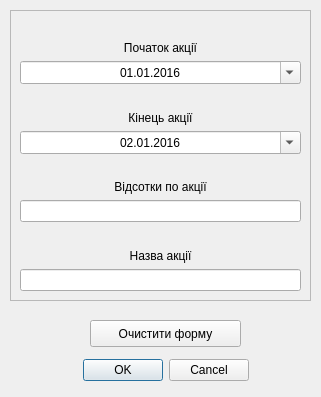
Old version of the form dialog_actions.ui in the repository landrew31/db_course_work.
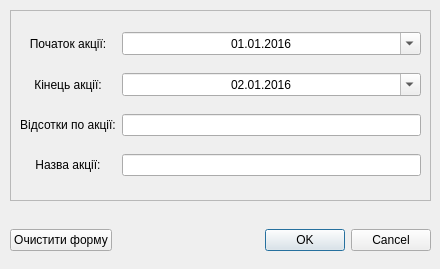
New version of the form.

Patch:
```diff
--- a/dialog_actions.ui
+++ b/dialog_actions.ui
@@ -6,8 +6,8 @@
    <rect>
     <x>0</x>
     <y>0</y>
-    <width>321</width>
-    <height>397</height>
+    <width>440</width>
+    <height>269</height>
    </rect>
   </property>
   <property name="windowTitle">
@@ -16,32 +16,13 @@
   <property name="modal">
    <bool>true</bool>
   </property>
-  <widget class="QDialogButtonBox" name="buttonBox">
-   <property name="geometry">
-    <rect>
-     <x>20</x>
-     <y>350</y>
-     <width>291</width>
-     <height>41</height>
-    </rect>
-   </property>
-   <property name="orientation">
-    <enum>Qt::Horizontal</enum>
-   </property>
-   <property name="standardButtons">
-    <set>QDialogButtonBox::Cancel|QDialogButtonBox::Ok</set>
-   </property>
-   <property name="centerButtons">
-    <bool>true</bool>
-   </property>
-  </widget>
   <widget class="QFrame" name="frame">
    <property name="geometry">
     <rect>
      <x>10</x>
      <y>10</y>
-     <width>301</width>
-     <height>291</height>
+     <width>421</width>
+     <height>191</height>
     </rect>
    </property>
    <property name="frameShape">
@@ -55,73 +36,26 @@
      <rect>
       <x>10</x>
       <y>10</y>
-      <width>281</width>
-      <height>271</height>
+      <width>401</width>
+      <height>171</height>
      </rect>
     </property>
-    <layout class="QGridLayout" name="gridLayout">
-     <item row="6" column="0">
-      <widget class="QLabel" name="label_4">
-       <property name="text">
-        <string>Назва акції</string>
-       </property>
-       <property name="alignment">
-        <set>Qt::AlignBottom|Qt::AlignHCenter</set>
-       </property>
-      </widget>
-     </item>
-     <item row="4" column="0">
-      <widget class="QLabel" name="label_3">
-       <property name="text">
-        <string>Відсотки по акції</string>
-       </property>
-       <property name="alignment">
-        <set>Qt::AlignBottom|Qt::AlignHCenter</set>
-       </property>
-      </widget>
-     </item>
-     <item row="5" column="0">
-      <widget class="QLineEdit" name="action_percent_field">
-       <property name="layoutDirection">
-        <enum>Qt::LeftToRight</enum>
-       </property>
-       <property name="alignment">
-        <set>Qt::AlignCenter</set>
-       </property>
-      </widget>
-     </item>
-     <item row="3" column="0">
-      <widget class="QDateEdit" name="stop_action_date">
-       <property name="alignment">
-        <set>Qt::AlignCenter</set>
-       </property>
-       <property name="displayFormat">
-        <string>dd.MM.yyyy</string>
-       </property>
-       <property name="calendarPopup">
-        <bool>true</bool>
-       </property>
-       <property name="date">
-        <date>
-         <year>2016</year>
-         <month>1</month>
-         <day>2</day>
-        </date>
-       </property>
-      </widget>
-     </item>
-     <item row="2" column="0">
-      <widget class="QLabel" name="label_2">
-       <property name="text">
-        <string>Кінець акції</string>
-       </property>
-       <property name="alignment">
-        <set>Qt::AlignBottom|Qt::AlignHCenter</set>
-       </property>
-      </widget>
-     </item>
+    <layout class="QGridLayout" name="gridLayout_2">
      <item row="1" column="0">
+      <widget class="QLabel" name="label_2">
+       <property name="text">
+        <string>Кінець акції:</string>
+       </property>
+       <property name="alignment">
+        <set>Qt::AlignCenter</set>
+       </property>
+      </widget>
+     </item>
+     <item row="0" column="1">
       <widget class="QDateEdit" name="start_action_date">
+       <property name="enabled">
+        <bool>true</bool>
+       </property>
        <property name="alignment">
         <set>Qt::AlignCenter</set>
        </property>
@@ -150,17 +84,70 @@
        </property>
       </widget>
      </item>
+     <item row="1" column="1">
+      <widget class="QDateEdit" name="stop_action_date">
+       <property name="enabled">
+        <bool>true</bool>
+       </property>
+       <property name="alignment">
+        <set>Qt::AlignCenter</set>
+       </property>
+       <property name="displayFormat">
+        <string>dd.MM.yyyy</string>
+       </property>
+       <property name="calendarPopup">
+        <bool>true</bool>
+       </property>
+       <property name="date">
+        <date>
+         <year>2016</year>
+         <month>1</month>
+         <day>2</day>
+        </date>
+       </property>
+      </widget>
+     </item>
+     <item row="2" column="1">
+      <widget class="QLineEdit" name="action_percent_field">
+       <property name="layoutDirection">
+        <enum>Qt::LeftToRight</enum>
+       </property>
+       <property name="alignment">
+        <set>Qt::AlignCenter</set>
+       </property>
+      </widget>
+     </item>
+     <item row="2" column="0">
+      <widget class="QLabel" name="label_3">
+       <property name="text">
+        <string>Відсотки по акції:</string>
+       </property>
+       <property name="alignment">
+        <set>Qt::AlignCenter</set>
+       </property>
+      </widget>
+     </item>
      <item row="0" column="0">
       <widget class="QLabel" name="label">
        <property name="text">
-        <string>Початок акції</string>
+        <string>Початок акції:</string>
        </property>
        <property name="alignment">
-        <set>Qt::AlignBottom|Qt::AlignHCenter</set>
+        <set>Qt::AlignCenter</set>
        </property>
       </widget>
      </item>
-     <item row="7" column="0">
+     <item row="3" column="0">
+      <widget class="QLabel" name="label_4">
+       <property name="text">
+        <string>Назва акції:</string>
+       </property>
+       <property name="alignment">
+        <set>Qt::AlignCenter</set>
+       </property>
+      </widget>
+     </item>
+     <item row="3" column="1">
       <widget class="QLineEdit" name="action_name_field">
        <property name="alignment">
         <set>Qt::AlignCenter</set>
@@ -170,18 +157,37 @@
     </layout>
    </widget>
   </widget>
-  <widget class="QPushButton" name="clear_action_form">
+  <widget class="QWidget" name="horizontalLayoutWidget">
    <property name="geometry">
     <rect>
-     <x>90</x>
-     <y>320</y>
-     <width>151</width>
-     <height>27</height>
+     <x>10</x>
+     <y>220</y>
+     <width>421</width>
+     <height>41</height>
     </rect>
    </property>
-   <property name="text">
-    <string>Очистити форму</string>
-   </property>
+   <layout class="QHBoxLayout" name="horizontalLayout">
+    <item>
+     <widget class="QPushButton" name="clear_action_form">
+      <property name="text">
+       <string>Очистити форму</string>
+      </property>
+     </widget>
+    </item>
+    <item>
+     <widget class="QDialogButtonBox" name="buttonBox">
+      <property name="orientation">
+       <enum>Qt::Horizontal</enum>
+      </property>
+      <property name="standardButtons">
+       <set>QDialogButtonBox::Cancel|QDialogButtonBox::Ok</set>
+      </property>
+      <property name="centerButtons">
+       <bool>false</bool>
+      </property>
+     </widget>
+    </item>
+   </layout>
   </widget>
  </widget>
  <resources/>
```
Left out of the diff: 2 changed lines with no effect on the pictures.
